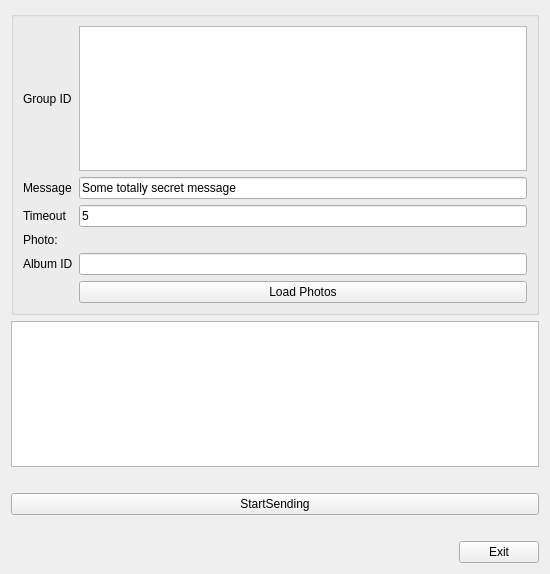
Old version of the form uis/send_groups.ui in the repository ozeron/messenger.
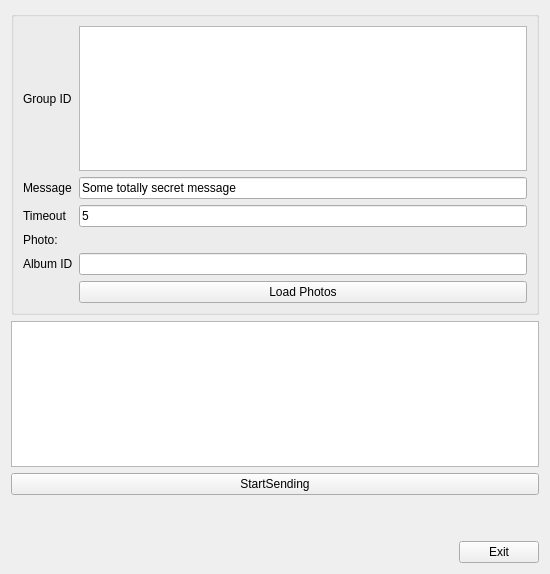
New version of the form.

Commit message: Add some user input validations in send messages

```diff
--- a/uis/send_groups.ui
+++ b/uis/send_groups.ui
@@ -95,16 +95,16 @@
     <widget class="QListWidget" name="lstPhotos"/>
    </item>
    <item>
-    <widget class="QLabel" name="lblStatus">
+    <widget class="QPushButton" name="btnSend">
      <property name="text">
-      <string/>
+      <string>StartSending</string>
      </property>
     </widget>
    </item>
    <item>
-    <widget class="QPushButton" name="btnSend">
+    <widget class="QLabel" name="lblStatus">
      <property name="text">
-      <string>StartSending</string>
+      <string/>
      </property>
     </widget>
    </item>
```
The commit also changes 2 other files.
